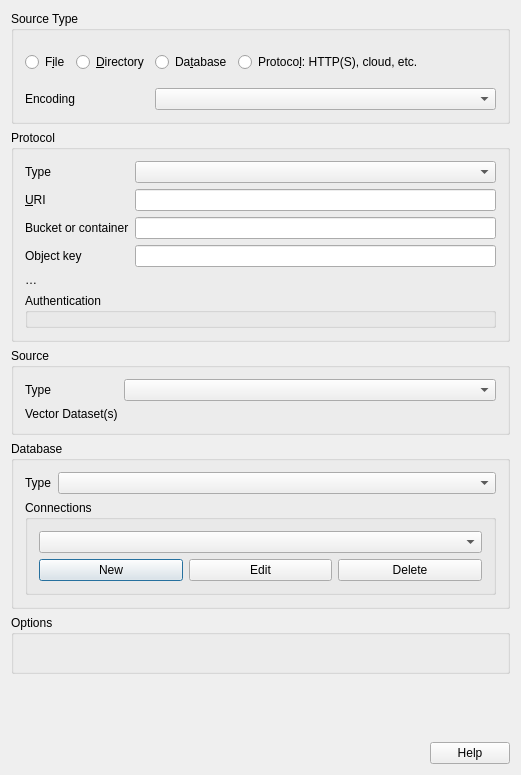
Before: the Qt Designer form src/ui/qgsogrsourceselectbase.ui in nextgis/nextgisqgis, drawn with Qt 5.
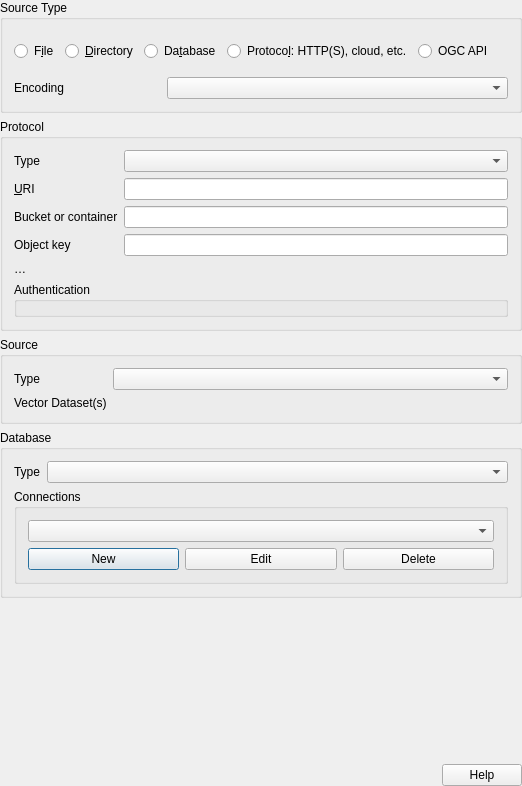
After: the same form once the commit is applied. Icons and pictures are not drawn. Custom widgets are drawn as their Qt base class.

Diff of the .ui file:
```diff
--- a/src/ui/qgsogrsourceselectbase.ui
+++ b/src/ui/qgsogrsourceselectbase.ui
@@ -2,23 +2,14 @@
 <ui version="4.0">
  <class>QgsOgrSourceSelectBase</class>
  <widget class="QDialog" name="QgsOgrSourceSelectBase">
-  <property name="windowModality">
-   <enum>Qt::WindowModal</enum>
-  </property>
   <property name="geometry">
    <rect>
     <x>0</x>
     <y>0</y>
-    <width>521</width>
-    <height>775</height>
+    <width>522</width>
+    <height>786</height>
    </rect>
   </property>
-  <property name="sizePolicy">
-   <sizepolicy hsizetype="Preferred" vsizetype="Preferred">
-    <horstretch>0</horstretch>
-    <verstretch>0</verstretch>
-   </sizepolicy>
-  </property>
   <property name="windowTitle">
    <string>Add Vector Layer</string>
   </property>
@@ -26,7 +17,22 @@
    <iconset>
     <normaloff>.</normaloff>.</iconset>
   </property>
+  <property name="modal">
+   <bool>true</bool>
+  </property>
   <layout class="QVBoxLayout" name="verticalLayout_4">
+   <property name="leftMargin">
+    <number>0</number>
+   </property>
+   <property name="topMargin">
+    <number>0</number>
+   </property>
+   <property name="rightMargin">
+    <number>0</number>
+   </property>
+   <property name="bottomMargin">
+    <number>0</number>
+   </property>
    <item>
     <layout class="QVBoxLayout" name="verticalLayout_2">
      <item>
@@ -71,6 +77,13 @@
             </property>
            </widget>
           </item>
+          <item>
+           <widget class="QRadioButton" name="radioSrcOgcApi">
+            <property name="text">
+             <string>OGC API</string>
+            </property>
+           </widget>
+          </item>
           <item>
            <spacer name="horizontalSpacer">
             <property name="orientation">
@@ -353,8 +366,50 @@
       </widget>
      </item>
      <item>
-      <widget class="QgsCollapsibleGroupBox" name="mOpenOptionsGroupBox">
-       <property name="title">
+      <widget class="QgsScrollArea" name="scrollArea">
+       <property name="frameShape">
+        <enum>QFrame::NoFrame</enum>
+       </property>
+       <property name="widgetResizable">
+        <bool>true</bool>
+       </property>
+       <property name="leftMargin" stdset="0">
+        <number>0</number>
+       </property>
+       <property name="topMargin" stdset="0">
+        <number>0</number>
+       </property>
+       <property name="rightMargin" stdset="0">
+        <number>0</number>
+       </property>
+       <property name="bottomMargin" stdset="0">
+        <number>0</number>
+       </property>
+       <widget class="QWidget" name="scrollAreaWidgetContents">
+        <property name="geometry">
+         <rect>
+          <x>0</x>
+          <y>0</y>
+          <width>506</width>
+          <height>78</height>
+         </rect>
+        </property>
+        <layout class="QVBoxLayout" name="verticalLayout_5">
+         <property name="leftMargin">
+          <number>0</number>
+         </property>
+         <property name="topMargin">
+          <number>0</number>
+         </property>
+         <property name="rightMargin">
+          <number>0</number>
+         </property>
+         <property name="bottomMargin">
+          <number>0</number>
+         </property>
+         <item>
+          <widget class="QgsCollapsibleGroupBox" name="mOpenOptionsGroupBox" native="true">
+           <property name="title" stdset="0">
         <string>Options</string>
        </property>
        <layout class="QVBoxLayout" name="openOptionsVBoxLayout">
@@ -375,8 +430,6 @@
        </layout>
       </widget>
      </item>
-    </layout>
-   </item>
    <item>
     <spacer name="verticalSpacer">
      <property name="orientation">
@@ -390,6 +443,12 @@
      </property>
     </spacer>
    </item>
+        </layout>
+       </widget>
+      </widget>
+     </item>
+    </layout>
+   </item>
    <item>
     <widget class="QDialogButtonBox" name="buttonBox">
      <property name="standardButtons">
@@ -401,12 +460,6 @@
  </widget>
  <layoutdefault spacing="6" margin="11"/>
  <customwidgets>
-  <customwidget>
-   <class>QgsCollapsibleGroupBox</class>
-   <extends>QGroupBox</extends>
-   <header>qgscollapsiblegroupbox.h</header>
-   <container>1</container>
-  </customwidget>
   <customwidget>
    <class>QgsFileWidget</class>
    <extends>QWidget</extends>
@@ -416,7 +469,19 @@
   <customwidget>
    <class>QgsAuthSettingsWidget</class>
    <extends>QWidget</extends>
-   <header>auth/qgsauthsettingswidget.h</header>
+   <header>qgsauthsettingswidget.h</header>
+   <container>1</container>
+  </customwidget>
+  <customwidget>
+   <class>QgsCollapsibleGroupBox</class>
+   <extends>QWidget</extends>
+   <header>qgscollapsiblegroupbox.h</header>
+   <container>1</container>
+  </customwidget>
+  <customwidget>
+   <class>QgsScrollArea</class>
+   <extends>QScrollArea</extends>
+   <header>qgsscrollarea.h</header>
    <container>1</container>
   </customwidget>
  </customwidgets>
```
Lines whose indentation alone changed are shown as unchanged.
